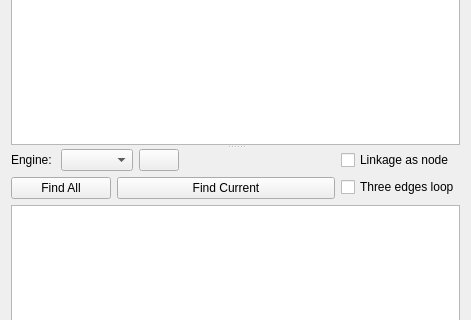
The window that core/synthesis/StructureSynthesis/Permutations.ui (KmolYuan/Pyslvs-UI) describes before a commit, drawn with Qt 5; both pictures show x 0 to 471 and y 200 to 520 of the 471 by 671 pixel window.
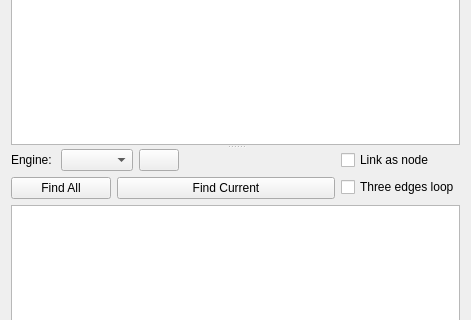
The same window after the commit. Icons and pictures are not drawn.

Diff of the .ui file:
```diff
--- a/core/synthesis/StructureSynthesis/Permutations.ui
+++ b/core/synthesis/StructureSynthesis/Permutations.ui
@@ -306,7 +306,7 @@
               <string>Show the edges as nodes.</string>
              </property>
              <property name="text">
-              <string>Linkage as node</string>
+              <string>Link as node</string>
              </property>
             </widget>
            </item>
```
